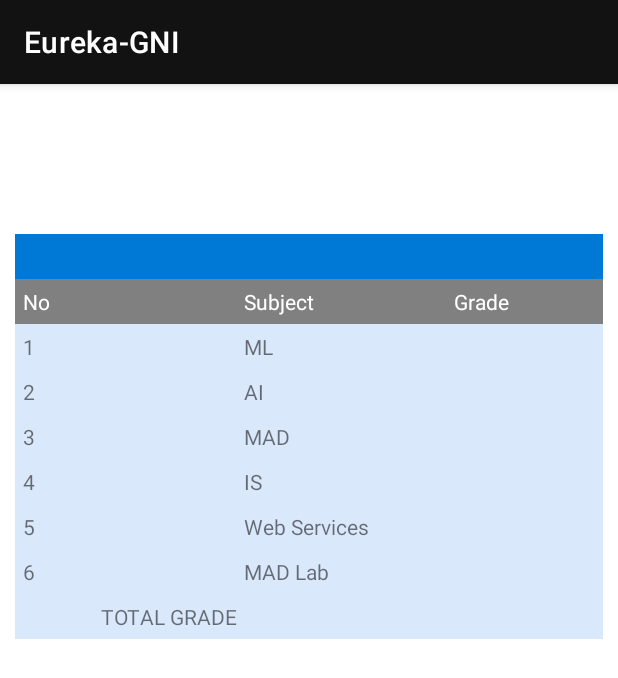
After one commit to TarunReddy099/Eureka-GNI, an Android app: the ResultsDisplay screen opened directly, with no data from a screen before it, on a phone screen of 412 x 824 dp. The commit adds this screen. Shown: the top 678 px of the screen. Run offline under Robolectric (Android 15) with nearby library versions, the phone set to English and light mode, and no system bars; our stand-ins replace Firebase (no records; nobody signed in at launch, a user with empty details on screens opened directly); 9 statements that could not run were skipped.

Commit message:
results done

```diff
--- /dev/null
+++ b/app/src/main/java/com/example/eureka_gni/ResultsDisplay.kt
@@ -0,0 +1,78 @@
+package com.example.eureka_gni
+
+import android.content.Intent
+import androidx.appcompat.app.AppCompatActivity
+import android.os.Bundle
+import android.widget.TextView
+import com.google.firebase.firestore.DocumentReference
+import com.google.firebase.firestore.FirebaseFirestore
+
+class ResultsDisplay : AppCompatActivity() {
+    override fun onCreate(savedInstanceState: Bundle?) {
+        super.onCreate(savedInstanceState)
+        setContentView(R.layout.activity_results_display)
+
+        val name=findViewById<TextView>(R.id.name)
+        val section=findViewById<TextView>(R.id.sec)
+        val ml=findViewById<TextView>(R.id.ml_marks)
+        val mad=findViewById<TextView>(R.id.mad_marks)
+        val iss=findViewById<TextView>(R.id.is_marks)
+        val ws=findViewById<TextView>(R.id.ws_marks)
+        val madlab=findViewById<TextView>(R.id.madlab_marks)
+        val ai=findViewById<TextView>(R.id.ai_marks)
+        val total=findViewById<TextView>(R.id.total)
+
+
+        var ii: Intent = getIntent()
+        var docu : String = ii.getStringExtra("sid")
+
+        var myDB1 = FirebaseFirestore.getInstance()
+
+        val docRef2: DocumentReference =
+            myDB1.collection("results").document(docu)
+        docRef2.get().addOnCompleteListener { task ->
+            if (task.isSuccessful) {
+                val document = task.result
+                if (document != null) {
+
+                    var sname=document.getString("name").toString()
+                    name.text = sname
+
+                    var sec=document.getString("class").toString()
+                    section.text=sec
+                    var mlsub=document.getString("ml").toString()
+                    ml.text=mlsub
+
+                    var aisub=document.getString("ai").toString()
+                    ai.text=aisub
+                    var issub=document.getString("is").toString()
+                    iss.text=issub
+                    var madlabsub=document.getString("madlab").toString()
+                    madlab.text=madlabsub
+                    var wssub=document.getString("ws").toString()
+                    ws.text=wssub
+                    var madsub=document.getString("mad").toString()
+                    mad.text=madsub
+                    var finalgrade=document.getString("total").toString()
+                    total.text=finalgrade
+
+
+
+
+
+
+
+
+
+
+
+
+
+
+                }
+            }
+        }
+
+
+    }
+}
--- /dev/null
+++ b/app/src/main/java/com/example/eureka_gni/ResultsHomeActivity.kt
@@ -0,0 +1,22 @@
+package com.example.eureka_gni
+
+import android.content.Intent
+import androidx.appcompat.app.AppCompatActivity
+import android.os.Bundle
+import android.widget.Button
+import android.widget.EditText
+
+class ResultsHomeActivity : AppCompatActivity() {
+    override fun onCreate(savedInstanceState: Bundle?) {
+        super.onCreate(savedInstanceState)
+        setContentView(R.layout.activity_results_home)
+        val sid=findViewById<EditText>(R.id.id)
+        val submit=findViewById<Button>(R.id.submit)
+
+        submit.setOnClickListener {
+            val intent = Intent(this,ResultsDisplay::class.java)
+            intent.putExtra("sid",sid.text.toString())
+            startActivity(intent)
+        }
+    }
+}
--- a/app/src/main/java/com/example/eureka_gni/ui/home/HomeFragment.kt
+++ b/app/src/main/java/com/example/eureka_gni/ui/home/HomeFragment.kt
@@ -15,6 +15,7 @@ import androidx.cardview.widget.CardView
 import androidx.fragment.app.Fragment
 import androidx.viewpager.widget.ViewPager
 import com.example.eureka_gni.R
+import com.example.eureka_gni.ResultsHomeActivity
 import com.google.firebase.firestore.DocumentReference
 import com.google.firebase.firestore.FirebaseFirestore
 
@@ -52,7 +53,7 @@ class HomeFragment : Fragment() {
         }
 
         results.setOnClickListener {
-            //startActivity(Intent(requireActivity().baseContext, ResultsHomeActivity::class.java))
+            startActivity(Intent(requireActivity().baseContext, ResultsHomeActivity::class.java))
         }
         exams.setOnClickListener {
             val cm = context?.getSystemService(Context.CONNECTIVITY_SERVICE) as ConnectivityManager
--- /dev/null
+++ b/app/src/main/res/layout/activity_results_display.xml
@@ -0,0 +1,170 @@
+<?xml version="1.0" encoding="utf-8"?>
+<TableLayout xmlns:android="http://schemas.android.com/apk/res/android"
+    android:layout_width="match_parent"
+    android:layout_height="match_parent"
+    android:layout_marginTop="100dp"
+    android:paddingLeft="10dp"
+    android:paddingRight="10dp" >
+    <TableRow android:background="#0079D6" android:padding="5dp">
+        <TextView
+            android:layout_width="wrap_content"
+            android:layout_height="wrap_content"
+            android:layout_weight="1"
+            android:id="@+id/name"
+            android:textColor="#FFFFFF"
+            android:textAlignment="center"/>
+        <TextView
+            android:layout_width="wrap_content"
+            android:layout_height="wrap_content"
+            android:layout_weight="1"
+            android:id="@+id/sec"
+            android:textColor="#FFFFFF"
+            android:textAlignment="center"/>
+
+    </TableRow>
+    <TableRow android:background="#808080" android:padding="5dp">
+        <TextView
+            android:layout_width="wrap_content"
+            android:layout_height="wrap_content"
+            android:layout_weight="1"
+            android:textColor="#FFFFFF"
+            android:text="No" />
+        <TextView
+            android:layout_width="wrap_content"
+            android:layout_height="wrap_content"
+            android:layout_weight="1"
+            android:textColor="#FFFFFF"
+            android:text="Subject" />
+
+        <TextView
+            android:layout_width="wrap_content"
+            android:layout_height="wrap_content"
+            android:layout_weight="1"
+            android:textColor="#FFFFFF"
+            android:text="Grade" />
+    </TableRow>
+    <TableRow android:background="#DAE8FC" android:padding="5dp">
+
+        <TextView
+            android:layout_width="wrap_content"
+            android:layout_height="wrap_content"
+            android:layout_weight="1"
+            android:text="1" />
+        <TextView
+            android:layout_width="wrap_content"
+            android:layout_height="wrap_content"
+            android:layout_weight="1"
+            android:text="ML" />
+        <TextView
+            android:layout_width="wrap_content"
+            android:layout_height="wrap_content"
+            android:layout_weight="1"
+            android:id="@+id/ml_marks"
+            />
+    </TableRow>
+    <TableRow android:background="#DAE8FC" android:padding="5dp">
+        <TextView
+            android:layout_width="wrap_content"
+            android:layout_height="wrap_content"
+            android:layout_weight="1"
+            android:text="2" />
+        <TextView
+            android:layout_width="wrap_content"
+            android:layout_height="wrap_content"
+            android:layout_weight="1"
+            android:text="AI" />
+        <TextView
+            android:layout_width="wrap_content"
+            android:layout_height="wrap_content"
+            android:layout_weight="1"
+            android:id="@+id/ai_marks"
+            />
+    </TableRow>
+    <TableRow android:background="#DAE8FC" android:padding="5dp">
+        <TextView
+            android:layout_width="wrap_content"
+            android:layout_height="wrap_content"
+            android:layout_weight="1"
+            android:text="3" />
+        <TextView
+            android:layout_width="wrap_content"
+            android:layout_height="wrap_content"
+            android:layout_weight="1"
+            android:text="MAD" />
+        <TextView
+            android:layout_width="wrap_content"
+            android:layout_height="wrap_content"
+            android:layout_weight="1"
+            android:id="@+id/mad_marks"
+            />
+    </TableRow>
+    <TableRow android:background="#DAE8FC" android:padding="5dp">
+        <TextView
+            android:layout_width="wrap_content"
+            android:layout_height="wrap_content"
+            android:layout_weight="1"
+            android:text="4" />
+        <TextView
+            android:layout_width="wrap_content"
+            android:layout_height="wrap_content"
+            android:layout_weight="1"
+            android:text="IS" />
+        <TextView
+            android:layout_width="wrap_content"
+            android:layout_height="wrap_content"
+            android:layout_weight="1"
+            android:id="@+id/is_marks"
+            />
+    </TableRow>
+    <TableRow android:background="#DAE8FC" android:padding="5dp">
+        <TextView
+            android:layout_width="wrap_content"
+            android:layout_height="wrap_content"
+            android:layout_weight="1"
+            android:text="5" />
+        <TextView
+            android:layout_width="wrap_content"
+            android:layout_height="wrap_content"
+            android:layout_weight="1"
+            android:text="Web Services" />
+        <TextView
+            android:layout_width="wrap_content"
+            android:layout_height="wrap_content"
+            android:layout_weight="1"
+            android:id="@+id/ws_marks"
+            />
+    </TableRow>
+    <TableRow android:background="#DAE8FC" android:padding="5dp">
+        <TextView
+            android:layout_width="wrap_content"
+            android:layout_height="wrap_content"
+            android:layout_weight="1"
+            android:text="6" />
+        <TextView
+            android:layout_width="wrap_content"
+            android:layout_height="wrap_content"
+            android:layout_weight="1"
+            android:text="MAD Lab" />
+        <TextView
+            android:layout_width="wrap_content"
+            android:layout_height="wrap_content"
+            android:layout_weight="1"
+            android:id="@+id/madlab_marks"
+            />
+    </TableRow>
+    <TableRow android:background="#DAE8FC" android:padding="5dp">
+        <TextView
+            android:layout_width="wrap_content"
+            android:layout_height="wrap_content"
+            android:layout_weight="1"
+            android:text="TOTAL GRADE"
+            android:textAlignment="center"/>
+        <TextView
+            android:layout_width="wrap_content"
+            android:layout_height="wrap_content"
+            android:layout_weight="1"
+            android:id="@+id/total"
+            android:textAlignment="center"/>
+
+    </TableRow>
+</TableLayout>
--- /dev/null
+++ b/app/src/main/res/layout/activity_results_home.xml
@@ -0,0 +1,37 @@
+<?xml version="1.0" encoding="utf-8"?>
+<androidx.constraintlayout.widget.ConstraintLayout xmlns:android="http://schemas.android.com/apk/res/android"
+    xmlns:app="http://schemas.android.com/apk/res-auto"
+    xmlns:tools="http://schemas.android.com/tools"
+    android:layout_width="match_parent"
+    android:layout_height="match_parent"
+    tools:context=".ResultsHomeActivity">
+
+    <EditText
+        android:id="@+id/id"
+        android:hint="Enter Student Id"
+        android:layout_width="348dp"
+        android:layout_height="53dp"
+        android:layout_marginStart="34dp"
+        android:layout_marginEnd="29dp"
+        android:layout_marginTop="71dp"
+        android:layout_marginBottom="67dp"
+        app:layout_constraintBottom_toTopOf="@+id/submit"
+        app:layout_constraintEnd_toEndOf="parent"
+        app:layout_constraintHorizontal_bias="0.0"
+        app:layout_constraintStart_toStartOf="parent"
+        app:layout_constraintTop_toTopOf="parent" />
+
+    <Button
+        android:id="@+id/submit"
+        android:text="@string/submit"
+        android:layout_width="293dp"
+        android:layout_height="51dp"
+        android:layout_marginStart="65dp"
+        android:layout_marginTop="67dp"
+        android:layout_marginEnd="53dp"
+        android:layout_marginBottom="489dp"
+        app:layout_constraintBottom_toBottomOf="parent"
+        app:layout_constraintEnd_toEndOf="parent"
+        app:layout_constraintStart_toStartOf="parent"
+        app:layout_constraintTop_toBottomOf="@+id/id" />
+</androidx.constraintlayout.widget.ConstraintLayout>
--- a/app/src/main/res/values/strings.xml
+++ b/app/src/main/res/values/strings.xml
@@ -32,4 +32,5 @@ Facilitate foster networking with alumni, industries, institutions and other sta
     <string name="password">Password</string>
     <string name="applogo">Logo</string>
     <string name="email">Email</string>
+    <string name="submit">Submit</string>
 </resources>
```
Also changed, not shown: app/src/main/AndroidManifest.xml (+3 -4 lines).
